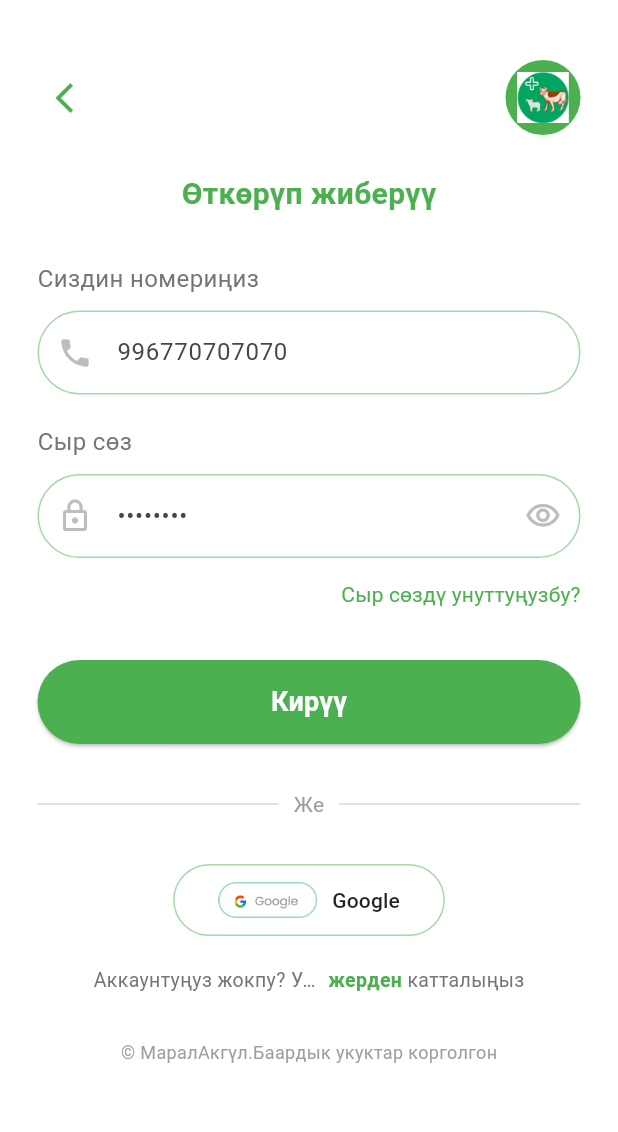
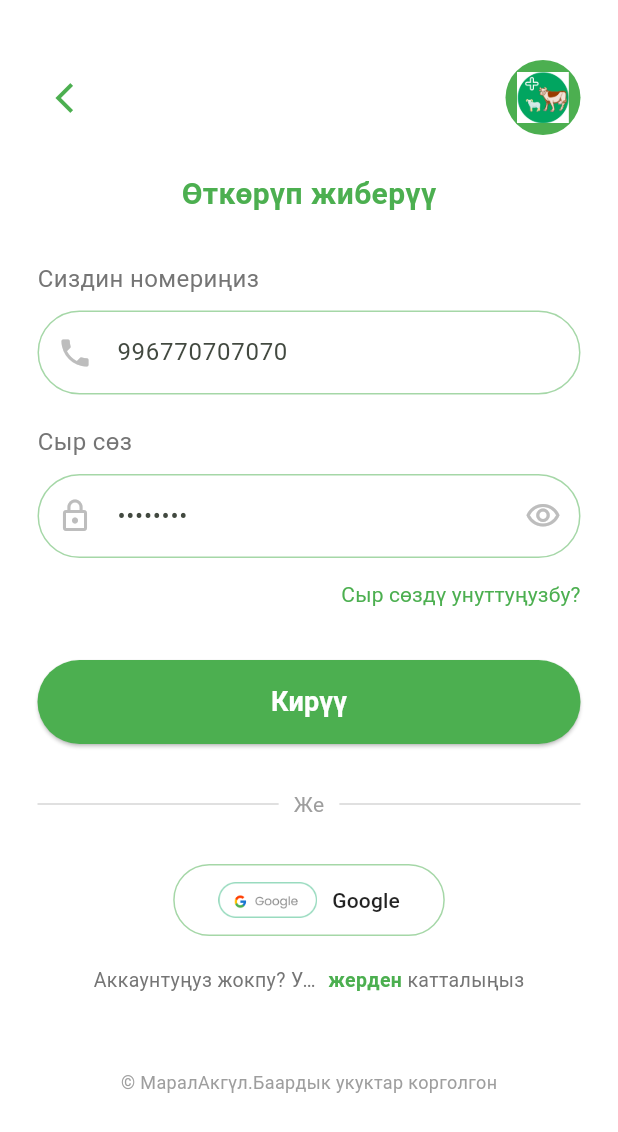
Before and after one commit to kgleader/vet_app, a Flutter app: the LoginScreen screen opened by its route, on a phone screen of 412 x 824 dp. Shown: the top 1132 px of the screen. Run offline on Flutter 3.47's test engine with Material 3 defaults, Android fonts, the light colour scheme and no system bars; our stand-ins replace bloc, cloud_firestore, equatable, firebase_auth, firebase_core, flutter_bloc and 3 more; accounts and stored records are empty.

Commit message:
login page

```diff
--- a/lib/screens/login_screen.dart
+++ b/lib/screens/login_screen.dart
@@ -313,7 +313,7 @@ class _LoginScreenState extends State<LoginScreen> {
                   ),
                 ],
               ),
-              SizedBox(height: 30),
+              SizedBox(height: 50),
               Center(
                 child: Text(
                   '© МаралАкгүл.Баардык укуктар корголгон',
```
